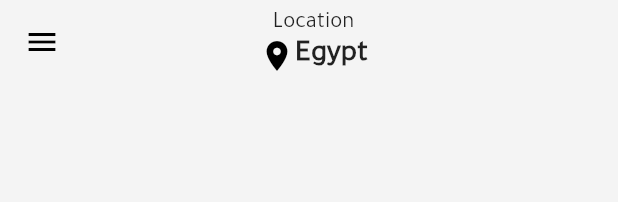
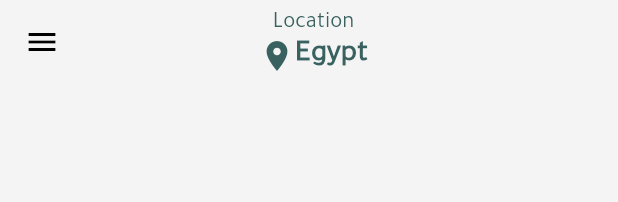
Before and after one commit to AhmedAbogameel/pongo, a Flutter app: what appBar() shows on an empty page, opened directly, on a phone screen of 412 x 824 dp. Shown: the top 202 px of the screen. Run offline on Flutter 3.47's test engine with Material 2 defaults, Android fonts, the phone set to English and light mode, and no system bars; our stand-ins replace cloud_firestore, firebase_core, firebase_messaging, firebase_storage, flutter_staggered_animations, font_awesome_flutter and 7 more; missing offline and left inert: clipboard, firebase_admob, google_map_location_picker, my_fatoorah, o_color_picker; accounts and stored records are empty; network calls fail; statements that could not run were skipped.

```diff
--- a/lib/widgets/app_bar.dart
+++ b/lib/widgets/app_bar.dart
@@ -8,12 +8,12 @@ Widget appBar(Function menuCallBack){
     elevation: 0.0,
     title: Column(
       children: [
-        Text('Location',style: TextStyle(fontSize: 15),),
+        Text('Location',style: TextStyle(fontSize: 15,color: kAccentColor),),
         Row(
           mainAxisAlignment: MainAxisAlignment.center,
           children: [
-            Icon(Icons.location_on),
-            Text('Egypt',style: TextStyle(fontWeight: FontWeight.w900),),
+            Icon(Icons.location_on,color: kAccentColor,),
+            Text('Egypt',style: TextStyle(fontWeight: FontWeight.w900,color: kAccentColor),),
           ],
         )
       ],
```
